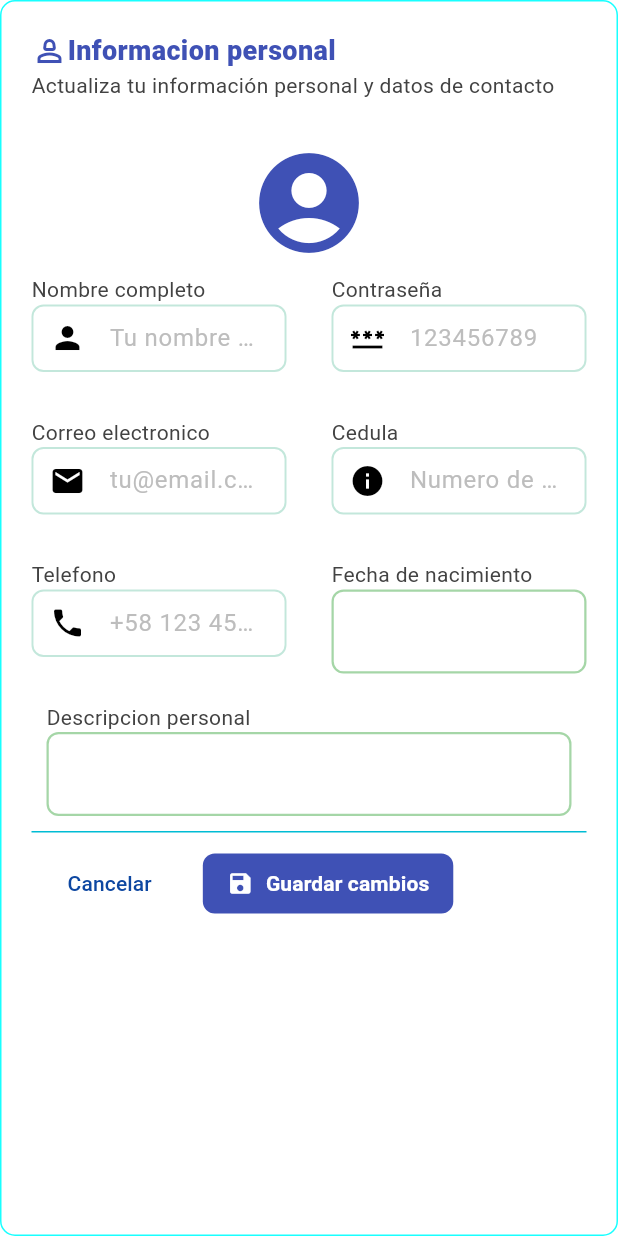
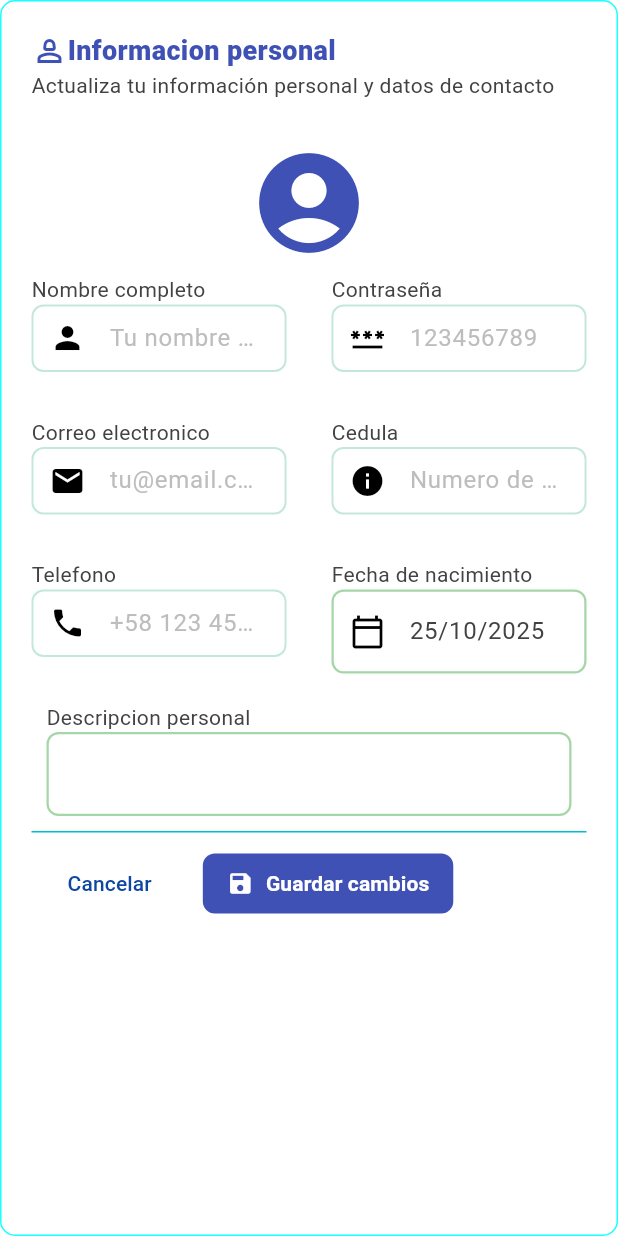
Before and after one commit to VictorDevCode21/project_manager, a Flutter app: the ProfileManager widget shown alone on an empty page, opened directly, after a tap on "Cancelar", on a phone screen of 412 x 824 dp. Run offline on Flutter 3.47's test engine with Material 3 defaults, Android fonts, the phone set to English and light mode, and no system bars; our stand-ins replace cloud_firestore, firebase_auth, firebase_core, go_router; accounts and stored records are empty.

Commit message:
update on profile

```diff
--- a/lib/services/auth_service.dart
+++ b/lib/services/auth_service.dart
@@ -77,6 +77,7 @@ class AuthService {
         'email': email.trim(),
         'phone_number': phoneNumber,
         'role': role,
+        'description': '',
         'personId': personId,
         'birth_date': birthDate.toIso8601String(),
         'created_at': FieldValue.serverTimestamp(),
--- a/lib/views/profile_page.dart
+++ b/lib/views/profile_page.dart
@@ -2,6 +2,7 @@ import 'package:flutter/material.dart';
 import 'package:prolab_unimet/views/layouts/admin_layout.dart';
 import 'package:prolab_unimet/widgets/custom_text_field_widget.dart';
 import 'package:prolab_unimet/controllers/register_controller.dart';
+import 'package:prolab_unimet/controllers/profile_controller.dart';
 
 class ProfileView extends StatelessWidget {
   const ProfileView({super.key});
@@ -83,6 +84,7 @@ class ProfileManager extends StatefulWidget {
 }
 
 class _ProfileManagerState extends State<ProfileManager> {
+  ProfileController controller = ProfileController();
   @override
   Widget build(BuildContext context) {
     return Center(
@@ -158,6 +160,8 @@ class _ProfileManagerState extends State<ProfileManager> {
           labelText: 'nombre',
           hintText: 'Tu nombre completo',
           iconData: Icons.person,
+          controller: controller.newnameController,
+          validator: controller.validarNombre,
         ),
         SizedBox(height: 10),
         Text('Correo electronico'),
@@ -165,6 +169,8 @@ class _ProfileManagerState extends State<ProfileManager> {
           labelText: 'correo',
           hintText: 'tu@email.com',
           iconData: Icons.mail,
+          controller: controller.newemailController,
+          validator: controller.validarCorreo,
         ),
         SizedBox(height: 10),
         Text('Telefono'),
@@ -172,6 +178,8 @@ class _ProfileManagerState extends State<ProfileManager> {
           labelText: 'telefono',
           hintText: '+58 123 456 789',
           iconData: Icons.phone,
+          controller: controller.newpersonIdController,
+          validator: controller.validarPhone,
         ),
       ],
     );
@@ -186,6 +194,8 @@ class _ProfileManagerState extends State<ProfileManager> {
           labelText: 'nombre',
           hintText: '123456789',
           iconData: Icons.password,
+          controller: controller.newpasswordController,
+          validator: controller.validarPassword,
         ),
         SizedBox(height: 10),
         Text('Cedula'),
@@ -193,6 +203,8 @@ class _ProfileManagerState extends State<ProfileManager> {
           labelText: 'cedula',
           hintText: 'Numero de cedula',
           iconData: Icons.info,
+          controller: controller.newpersonIdController,
+          validator: controller.validarCedula,
         ),
         SizedBox(height: 10),
         Text('Fecha de nacimiento'),
@@ -205,7 +217,21 @@ class _ProfileManagerState extends State<ProfileManager> {
               initialDate: DateTime(2000),
               lastDate: DateTime.now(),
             );
+            if (pickedDate != null) {
+              setState(() => controller.selectedDate = pickedDate);
+            }
           },
+          controller: TextEditingController(
+            text: controller.selectedDate == null
+                ? ''
+                : '${controller.selectedDate!.day}/${controller.selectedDate!.month}/${controller.selectedDate!.year}',
+          ),
+          validator: (_) => controller.validarDate(),
+          decoration: InputDecoration(
+            hintText: 'dd/mm/yyyy',
+            prefixIcon: const Icon(Icons.calendar_today_outlined),
+            border: OutlineInputBorder(borderRadius: BorderRadius.circular(8)),
+          ),
         ),
       ],
     );
@@ -219,18 +245,40 @@ class _ProfileManagerState extends State<ProfileManager> {
       ),
       child: Column(
         crossAxisAlignment: CrossAxisAlignment.start,
-        children: [Text('Descripcion personal'), TextField()],
+        children: [
+          Text('Descripcion personal'),
+          TextField(controller: controller.descController),
+        ],
       ),
     );
   }
 
   Widget cancel1() {
-    return OutlinedButton(onPressed: () {}, child: Text('Cancelar'));
+    return OutlinedButton(
+      onPressed: () {
+        setState(() {
+          try {
+            controller.cancelarAccion(context);
+          } catch (e) {
+            debugPrint(e.toString());
+          }
+        });
+      },
+      child: Text('Cancelar'),
+    );
   }
 
   Widget saveChanges() {
     return TextButton.icon(
-      onPressed: () {},
+      onPressed: () {
+        setState(() {
+          try {
+            controller.modificarPerfil(context);
+          } catch (e) {
+            debugPrint(e.toString());
+          }
+        });
+      },
       icon: Icon(Icons.save, color: Colors.white),
       label: Text(
         'Guardar cambios',
```
Also changed, not shown: lib/controllers/profile_controller.dart (+124 -32 lines), lib/views/layouts/admin_layout.dart (+36 -40 lines).
